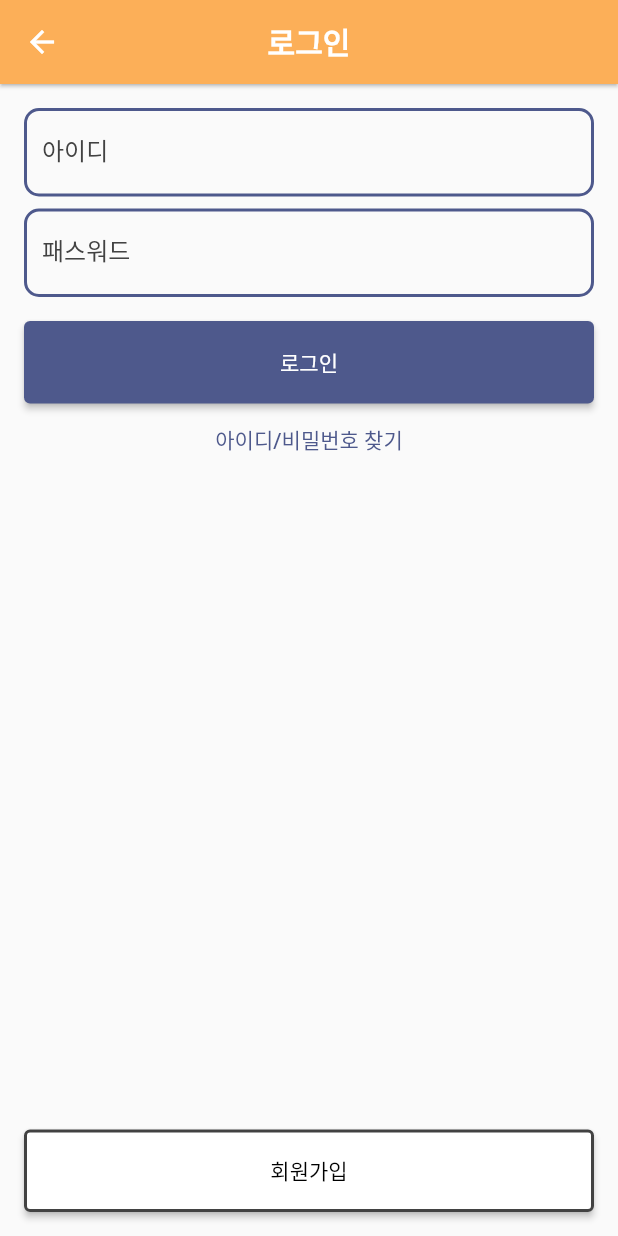
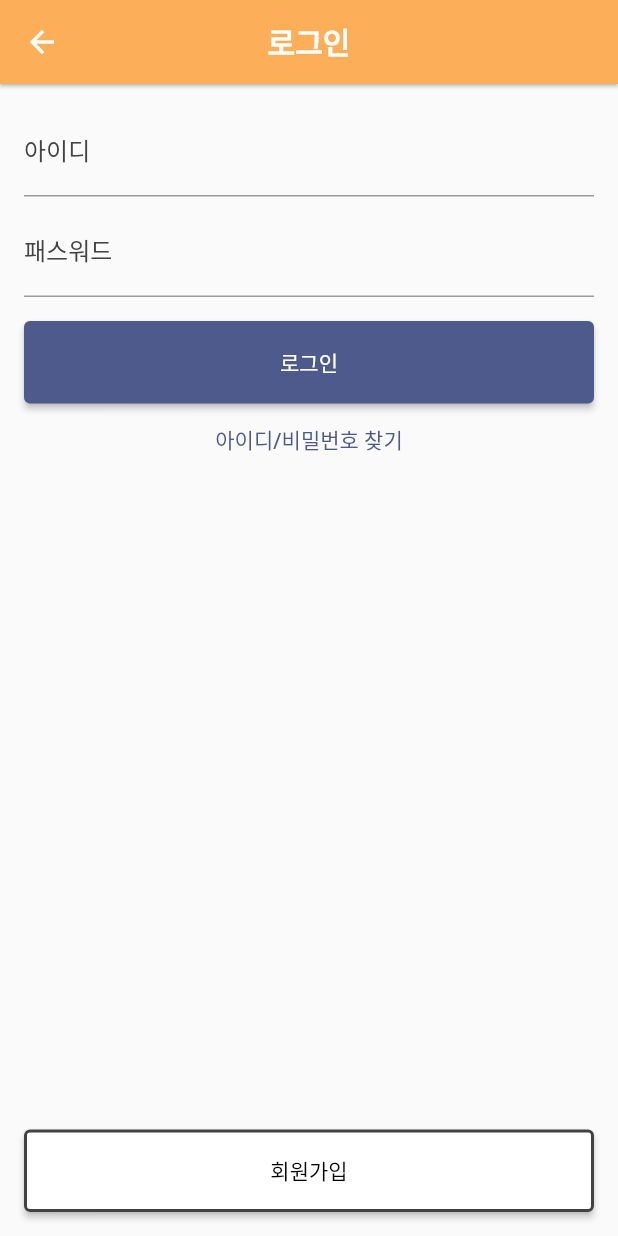
Before and after one commit to dkth1122/Flutter_Project, a Flutter app: the screen it shows after launch, after a tap on the "favorite" icon, on a phone screen of 412 x 824 dp. Run offline on Flutter 3.47's test engine with Material 2 defaults, Android fonts, the phone set to English and light mode, and no system bars; our stand-ins replace carousel_slider, cloud_firestore, firebase_auth, firebase_core, firebase_storage, fl_chart and 3 more; missing offline and left inert: iamport_flutter; accounts and stored records are empty; Roboto replaces fonts that are missing (Pretendard).

Commit message:
로그인 수정

```diff
--- a/lib/join/login_email.dart
+++ b/lib/join/login_email.dart
@@ -1,21 +1,25 @@
-import 'package:firebase_core/firebase_core.dart';
 import 'package:flutter/material.dart';
+import 'package:provider/provider.dart';
 import 'package:cloud_firestore/cloud_firestore.dart';
 import 'package:project_flutter/join/userModel.dart';
 import 'package:project_flutter/main.dart';
-import 'package:provider/provider.dart';
 import '../admin/adminDomain.dart';
-import '../firebase_options.dart';
 import 'ForgotPassword.dart';
 import 'join.dart';
+
+void main() {
+  runApp(MyApp());
+}
 
 class MyApp extends StatelessWidget {
   @override
   Widget build(BuildContext context) {
-    return MaterialApp(
-
+    return ChangeNotifierProvider(
+      create: (context) => UserModel(),
+      child: MaterialApp(
         title: '로그인',
         home: LoginPage(),
+      ),
     );
   }
 }
@@ -39,43 +43,20 @@ class _LoginPageState extends State<LoginPage> {
         labelStyle: TextStyle(
           color: Color(0xff424242),
         ),
-
       ),
     );
   }
 
   @override
   Widget build(BuildContext context) {
-    return MaterialApp(
-      theme: ThemeData(
-        primaryColor: Color(0xFF4E598C),
-        hintColor: Color(0xFFFCAF58),
-        fontFamily: 'Pretendard',
-        textTheme: TextTheme(
-          bodyLarge: TextStyle(color: Colors.black, fontSize: 16),
-        ),
-        inputDecorationTheme: InputDecorationTheme(
-          labelStyle: TextStyle(
-            color: Colors.black, // 레이블 텍스트의 색상
-          ),
-          focusedBorder: OutlineInputBorder(
-            borderSide: BorderSide(color: Color(0xFF4E598C), width: 2.0),
-            borderRadius: BorderRadius.circular(10.0),
-          ),
-          enabledBorder: OutlineInputBorder(
-            borderSide: BorderSide(color: Color(0xFF4E598C), width: 2.0),
-            borderRadius: BorderRadius.circular(10.0),
-          ),
-          // 여기에 필요한 다른 스타일을 추가할 수 있습니다.
-        ),
-      ),
-      home: Scaffold(
+    return Scaffold(
       appBar: AppBar(
-          title: Text('로그인',
+        title: Text(
+          '로그인',
           style: TextStyle(color: Colors.white, fontWeight: FontWeight.bold),
         ),
         centerTitle: true,
-          backgroundColor: Color(0xFFFCAF58), // 배경색 변경
+        backgroundColor: Color(0xFFFCAF58),
         elevation: 1.0,
         iconTheme: IconThemeData(color: Colors.white),
         leading: IconButton(
@@ -103,14 +84,13 @@ class _LoginPageState extends State<LoginPage> {
               onPressed: _login,
               child: Text('로그인'),
             ),
-
-              TextButton(onPressed: (){
-                Navigator.push(context, MaterialPageRoute(builder: (context)=>ForgotPasswordTabBar()
-                ));
+            TextButton(
+              onPressed: () {
+                Navigator.push(context, MaterialPageRoute(builder: (context) => ForgotPasswordTabBar()));
               },
               style: TextButton.styleFrom(
                 foregroundColor: Color(0xFF4E598C),
-                  backgroundColor: Colors.transparent, // 배경색을 투명하게 설정
+                backgroundColor: Colors.transparent,
               ),
               child: Text("아이디/비밀번호 찾기"),
             ),
@@ -142,7 +122,6 @@ class _LoginPageState extends State<LoginPage> {
           ],
         ),
       ),
-      ),
     );
   }
 
@@ -165,7 +144,7 @@ class _LoginPageState extends State<LoginPage> {
         ScaffoldMessenger.of(context).showSnackBar(
           SnackBar(content: Text('탈퇴한 사용자입니다.')),
         );
-      }else if (banYn == 'Y') {
+      } else if (banYn == 'Y') {
         ScaffoldMessenger.of(context).showSnackBar(
           SnackBar(content: Text('정지된 사용자입니다. 관리자에게 문의 해주세요')),
         );
@@ -197,5 +176,4 @@ class _LoginPageState extends State<LoginPage> {
       );
     }
   }
-
 }
--- a/lib/myPage/customerLike.dart
+++ b/lib/myPage/customerLike.dart
@@ -157,11 +157,6 @@ class ServiceListView extends StatelessWidget {
 
   @override
   Widget build(BuildContext context) {
-
-    // if (productPrices.isEmpty || productUrls.isEmpty) {
-    //   // 데이터가 아직 로드되지 않았거나 비어 있는 경우 대체 콘텐츠 표시
-    //   return Center(child: CircularProgressIndicator()); // 또는 다른 대체 콘텐츠를 표시
-    // }
     return ListView.builder(
       itemCount: productPrices.length,
       itemBuilder: (context, index) {
@@ -171,7 +166,8 @@ class ServiceListView extends StatelessWidget {
 
 
         return ListTile(
-          leading:Image.network(iUrl),
+          leading:Image.network(
+              iUrl, width: 100,),
           title: Text(pName),
           subtitle:Text(' $price 원'),
           onTap: () {
```
Lines whose indentation alone changed are shown as unchanged.
